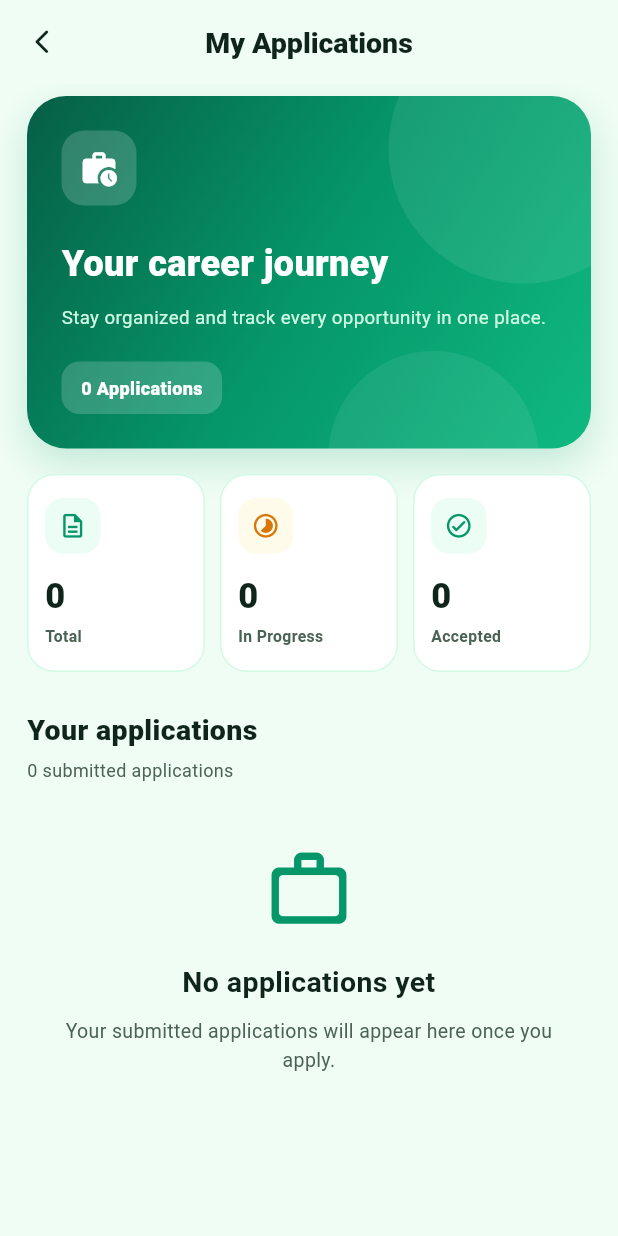
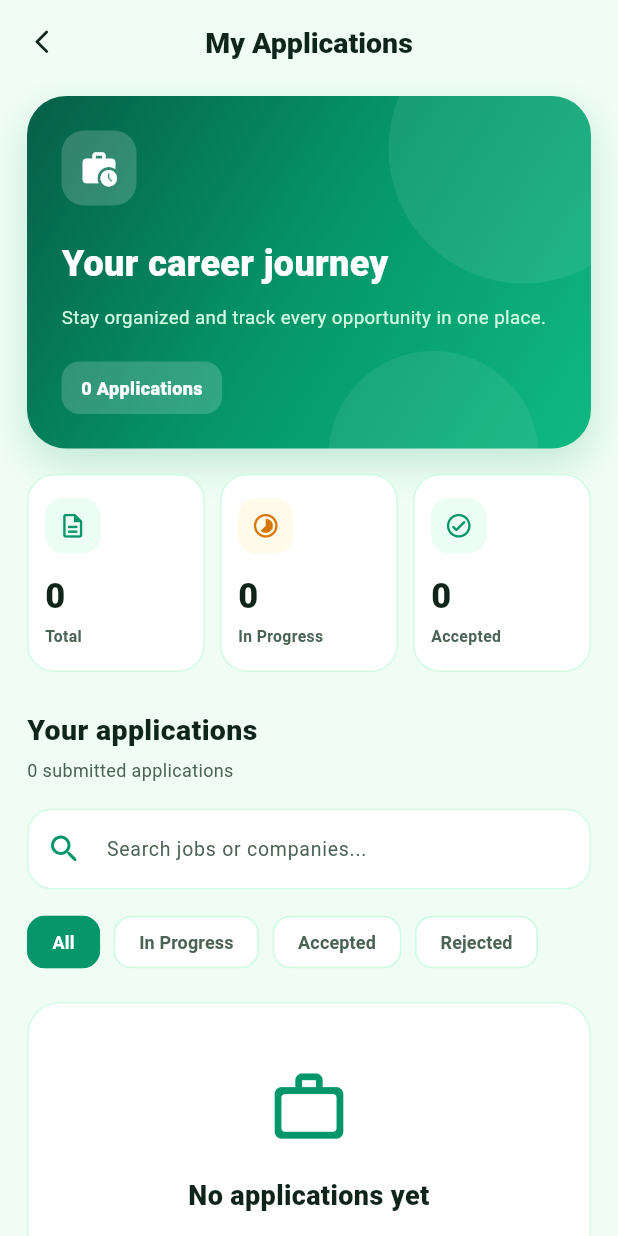
Before and after one commit to Tharaka234/careerwise-ai, a Flutter app: the MyApplicationsScreen screen opened directly, on a phone screen of 412 x 824 dp. Run offline on Flutter 3.47's test engine with Material 3 defaults, Android fonts, the phone set to English and light mode, and no system bars; our stand-ins replace cloud_firestore, firebase_auth; missing offline and left inert: careerwise-ai; accounts and stored records are empty.

Commit message:
Implement application search and filters

```diff
--- a/lib/screens/my_applications_screen.dart
+++ b/lib/screens/my_applications_screen.dart
@@ -22,7 +22,27 @@ class _MyApplicationsScreenState
   static const Color border = Color(0xFFD1FAE5);
 
   final FirebaseAuth _auth = FirebaseAuth.instance;
-  final FirebaseFirestore _firestore = FirebaseFirestore.instance;
+  final FirebaseFirestore _firestore =
+      FirebaseFirestore.instance;
+
+  // PART 4: Search and filter state
+  final TextEditingController _searchController =
+  TextEditingController();
+
+  String _selectedFilter = 'All';
+
+  final List<String> _filters = const [
+    'All',
+    'In Progress',
+    'Accepted',
+    'Rejected',
+  ];
+
+  @override
+  void dispose() {
+    _searchController.dispose();
+    super.dispose();
+  }
 
   // PART 2: Firebase real-time applications
   Stream<QuerySnapshot<Map<String, dynamic>>>
@@ -41,27 +61,15 @@ class _MyApplicationsScreenState
     final date = value.toDate();
 
     const months = [
-      'Jan',
-      'Feb',
-      'Mar',
-      'Apr',
-      'May',
-      'Jun',
-      'Jul',
-      'Aug',
-      'Sep',
-      'Oct',
-      'Nov',
-      'Dec',
+      'Jan', 'Feb', 'Mar', 'Apr', 'May', 'Jun',
+      'Jul', 'Aug', 'Sep', 'Oct', 'Nov', 'Dec',
     ];
 
     return '${date.day} ${months[date.month - 1]} ${date.year}';
   }
 
-  // PART 3: Application status calculations
   bool isInProgress(String status) {
     final normalized = status.trim().toLowerCase();
-
     return normalized != 'accepted' &&
         normalized != 'rejected';
   }
@@ -71,7 +79,32 @@ class _MyApplicationsScreenState
     return value.isEmpty ? 'Applied' : value;
   }
 
-  // PART 3: Premium hero section
+  String getStringValue(
+      Map<String, dynamic> data,
+      String key,
+      String fallback,
+      ) {
+    final value = data[key]?.toString().trim() ?? '';
+    return value.isEmpty ? fallback : value;
+  }
+
+  // PART 4: Check selected status filter
+  bool matchesFilter(String status) {
+    final normalized = status.trim().toLowerCase();
+
+    switch (_selectedFilter) {
+      case 'In Progress':
+        return isInProgress(status);
+      case 'Accepted':
+        return normalized == 'accepted';
+      case 'Rejected':
+        return normalized == 'rejected';
+      default:
+        return true;
+    }
+  }
+
+  // PART 3: Premium hero
   Widget buildHero(int total) {
     return Container(
       width: double.infinity,
@@ -79,11 +112,7 @@ class _MyApplicationsScreenState
         gradient: const LinearGradient(
           begin: Alignment.topLeft,
           end: Alignment.bottomRight,
-          colors: [
-            deepGreen,
-            primary,
-            lightGreen,
-          ],
+          colors: [deepGreen, primary, lightGreen],
         ),
         borderRadius: BorderRadius.circular(26),
         boxShadow: [
@@ -106,7 +135,9 @@ class _MyApplicationsScreenState
                 height: 180,
                 decoration: BoxDecoration(
                   shape: BoxShape.circle,
-                  color: Colors.white.withValues(alpha: 0.08),
+                  color: Colors.white.withValues(
+                    alpha: 0.08,
+                  ),
                 ),
               ),
             ),
@@ -118,7 +149,9 @@ class _MyApplicationsScreenState
                 height: 140,
                 decoration: BoxDecoration(
                   shape: BoxShape.circle,
-                  color: Colors.white.withValues(alpha: 0.07),
+                  color: Colors.white.withValues(
+                    alpha: 0.07,
+                  ),
                 ),
               ),
             ),
@@ -133,7 +166,8 @@ class _MyApplicationsScreenState
                       color: Colors.white.withValues(
                         alpha: 0.18,
                       ),
-                      borderRadius: BorderRadius.circular(15),
+                      borderRadius:
+                      BorderRadius.circular(15),
                     ),
                     child: const Icon(
                       Icons.work_history_rounded,
@@ -169,7 +203,8 @@ class _MyApplicationsScreenState
                       color: Colors.white.withValues(
                         alpha: 0.18,
                       ),
-                      borderRadius: BorderRadius.circular(12),
+                      borderRadius:
+                      BorderRadius.circular(12),
                     ),
                     child: Text(
                       '$total Applications',
@@ -189,7 +224,7 @@ class _MyApplicationsScreenState
     );
   }
 
-  // PART 3: Reusable summary card
+  // PART 3: Summary card
   Widget buildSummaryCard(
       String title,
       int count,
@@ -248,7 +283,6 @@ class _MyApplicationsScreenState
     );
   }
 
-  // PART 3: Summary statistics layout
   Widget buildSummarySection({
     required int total,
     required int inProgress,
@@ -281,7 +315,7 @@ class _MyApplicationsScreenState
             'Accepted',
             accepted,
             Icons.check_circle_outline_rounded,
-            const Color(0xFF059669),
+            primary,
             const Color(0xFFECFDF5),
           ),
         ),
@@ -289,12 +323,109 @@ class _MyApplicationsScreenState
     );
   }
 
-  // PART 2: Individual application card
-  Widget buildApplicationItem(Map<String, dynamic> data) {
-    final jobTitle =
-        data['jobTitle']?.toString() ?? 'Unknown Job';
-    final company =
-        data['company']?.toString() ?? 'Unknown Company';
+  // PART 4: Search bar
+  Widget buildSearch() {
+    return Container(
+      decoration: BoxDecoration(
+        color: Colors.white,
+        borderRadius: BorderRadius.circular(17),
+        border: Border.all(color: border),
+      ),
+      child: TextField(
+        controller: _searchController,
+        onChanged: (_) => setState(() {}),
+        style: const TextStyle(
+          color: dark,
+          fontSize: 13.5,
+        ),
+        decoration: InputDecoration(
+          hintText: 'Search jobs or companies...',
+          hintStyle: const TextStyle(
+            color: muted,
+            fontSize: 13,
+          ),
+          prefixIcon: const Icon(
+            Icons.search_rounded,
+            color: primary,
+          ),
+          suffixIcon: _searchController.text.isNotEmpty
+              ? IconButton(
+            onPressed: () {
+              _searchController.clear();
+              setState(() {});
+            },
+            icon: const Icon(
+              Icons.close_rounded,
+              color: muted,
+            ),
+          )
+              : null,
+          border: InputBorder.none,
+          contentPadding: const EdgeInsets.symmetric(
+            vertical: 16,
+          ),
+        ),
+      ),
+    );
+  }
+
+  // PART 4: Filter chips
+  Widget buildFilters() {
+    return SizedBox(
+      height: 42,
+      child: ListView.separated(
+        scrollDirection: Axis.horizontal,
+        itemCount: _filters.length,
+        separatorBuilder: (_, _) =>
+        const SizedBox(width: 9),
+        itemBuilder: (context, index) {
+          final filter = _filters[index];
+          final selected = filter == _selectedFilter;
+
+          return ChoiceChip(
+            label: Text(filter),
+            selected: selected,
+            showCheckmark: false,
+            onSelected: (_) {
+              setState(() {
+                _selectedFilter = filter;
+              });
+            },
+            backgroundColor: Colors.white,
+            selectedColor: primary,
+            side: BorderSide(
+              color: selected ? primary : border,
+            ),
+            labelStyle: TextStyle(
+              color: selected ? Colors.white : muted,
+              fontSize: 12,
+              fontWeight: FontWeight.w700,
+            ),
+            shape: RoundedRectangleBorder(
+              borderRadius: BorderRadius.circular(12),
+            ),
+          );
+        },
+      ),
+    );
+  }
+
+  // PART 2: Application item
+  Widget buildApplicationItem(
+      Map<String, dynamic> data,
+      ) {
+    final jobTitle = getStringValue(
+      data,
+      'jobTitle',
+      'Unknown Job',
+    );
+
+    final company = getStringValue(
+      data,
+      'company',
+      'Unknown Company',
+    );
+
     final status = getStatus(data);
     final appliedDate = formatDate(data['appliedAt']);
 
@@ -363,7 +494,69 @@ class _MyApplicationsScreenState
     );
   }
 
-  // PART 2: Loading-independent message state
+  // PART 4: No matching applications
+  Widget buildEmptyResults(bool noApplications) {
+    return Container(
+      width: double.infinity,
+      padding: const EdgeInsets.symmetric(
+        horizontal: 25,
+        vertical: 42,
+      ),
+      decoration: BoxDecoration(
+        color: Colors.white,
+        borderRadius: BorderRadius.circular(22),
+        border: Border.all(color: border),
+      ),
+      child: Column(
+        children: [
+          Icon(
+            noApplications
+                ? Icons.work_outline_rounded
+                : Icons.search_off_rounded,
+            color: primary,
+            size: 55,
+          ),
+          const SizedBox(height: 18),
+          Text(
+            noApplications
+                ? 'No applications yet'
+                : 'No matching applications',
+            textAlign: TextAlign.center,
+            style: const TextStyle(
+              color: dark,
+              fontSize: 18,
+              fontWeight: FontWeight.w800,
+            ),
+          ),
+          const SizedBox(height: 9),
+          Text(
+            noApplications
+                ? 'Your job applications will appear here once you apply.'
+                : 'Try a different search or filter to find your applications.',
+            textAlign: TextAlign.center,
+            style: const TextStyle(
+              color: muted,
+              fontSize: 12.5,
+              height: 1.5,
+            ),
+          ),
+          if (!noApplications) ...[
+            const SizedBox(height: 18),
+            TextButton(
+              onPressed: () {
+                _searchController.clear();
+                setState(() {
+                  _selectedFilter = 'All';
+                });
+              },
+              child: const Text('Clear filters'),
+            ),
+          ],
+        ],
+      ),
+    );
+  }
+
   Widget buildMessageState(
       IconData icon,
       String title,
@@ -413,12 +606,12 @@ class _MyApplicationsScreenState
         elevation: 0,
         centerTitle: true,
         leading: IconButton(
+          onPressed: () => Navigator.maybePop(context),
           icon: const Icon(
             Icons.arrow_back_ios_new_rounded,
             color: dark,
             size: 19,
           ),
-          onPressed: () => Navigator.maybePop(context),
         ),
         title: const Text(
           'My Applications',
@@ -439,7 +632,6 @@ class _MyApplicationsScreenState
           QuerySnapshot<Map<String, dynamic>>>(
         stream: getUserApplications(user.uid),
         builder: (context, snapshot) {
-          // Loading state
           if (snapshot.connectionState ==
               ConnectionState.waiting &&
               !snapshot.hasData) {
@@ -450,7 +642,6 @@ class _MyApplicationsScreenState
             );
           }
 
-          // Error state
           if (snapshot.hasError) {
             return buildMessageState(
               Icons.cloud_off_outlined,
@@ -463,7 +654,7 @@ class _MyApplicationsScreenState
             ...?snapshot.data?.docs,
           ];
 
-          // Sort newest applications first
+          // Newest applications first
           applications.sort((a, b) {
             final aDate = a.data()['appliedAt'];
             final bDate = b.data()['appliedAt'];
@@ -478,21 +669,54 @@ class _MyApplicationsScreenState
             return 0;
           });
 
-          // PART 3: Dynamic summary calculations
+          // PART 3: Summary calculations
           final total = applications.length;
 
-          final inProgress = applications.where((doc) {
-            final status = getStatus(doc.data());
-            return isInProgress(status);
-          }).length;
+          final inProgress =
+              applications.where((doc) {
+                return isInProgress(
+                  getStatus(doc.data()),
+                );
+              }).length;
 
-          final accepted = applications.where((doc) {
-            final status = getStatus(doc.data());
-            return status.trim().toLowerCase() ==
-                'accepted';
-          }).length;
+          final accepted =
+              applications.where((doc) {
+                return getStatus(doc.data())
+                    .toLowerCase() ==
+                    'accepted';
+              }).length;
 
-          // PART 3: Premium layout
+          // PART 4: Search and filter
+          final query = _searchController.text
+              .trim()
+              .toLowerCase();
+
+          final filtered =
+          applications.where((doc) {
+            final data = doc.data();
+
+            final title = getStringValue(
+              data,
+              'jobTitle',
+              'Unknown Job',
+            ).toLowerCase();
+
+            final company = getStringValue(
+              data,
+              'company',
+              'Unknown Company',
+            ).toLowerCase();
+
+            final status = getStatus(data);
+
+            final matchesSearch =
+                title.contains(query) ||
+                    company.contains(query);
+
+            return matchesSearch &&
+                matchesFilter(status);
+          }).toList();
+
           return Center(
             child: ConstrainedBox(
               constraints: const BoxConstraints(
@@ -501,19 +725,14 @@ class _MyApplicationsScreenState
               child: ListView(
                 physics:
                 const BouncingScrollPhysics(),
-                padding: const EdgeInsets.fromLTRB(
-                  18,
-                  8,
-                  18,
-                  30,
+                padding:
+                const EdgeInsets.fromLTRB(
+                  18, 8, 18, 30,
                 ),
                 children: [
-                  // Premium hero
                   buildHero(total),
-
                   const SizedBox(height: 17),
 
-                  // Dynamic summary cards
                   buildSummarySection(
                     total: total,
                     inProgress: inProgress,
@@ -543,17 +762,24 @@ class _MyApplicationsScreenState
 
                   const SizedBox(height: 17),
 
-                  if (applications.isEmpty)
-                    buildMessageState(
-                      Icons.work_outline_rounded,
-                      'No applications yet',
-                      'Your submitted applications will appear here once you apply.',
-                    )
+                  // PART 4: Search bar
+                  buildSearch(),
+
+                  const SizedBox(height: 14),
+
+                  // PART 4: Filter chips
+                  buildFilters(),
+
+                  const SizedBox(height: 19),
+
+                  if (filtered.isEmpty)
+                    buildEmptyResults(total == 0)
                   else
-                    ...applications.map(
-                          (doc) => buildApplicationItem(
-                        doc.data(),
-                      ),
+                    ...filtered.map(
+                          (doc) =>
+                          buildApplicationItem(
+                            doc.data(),
+                          ),
                     ),
                 ],
               ),
```
